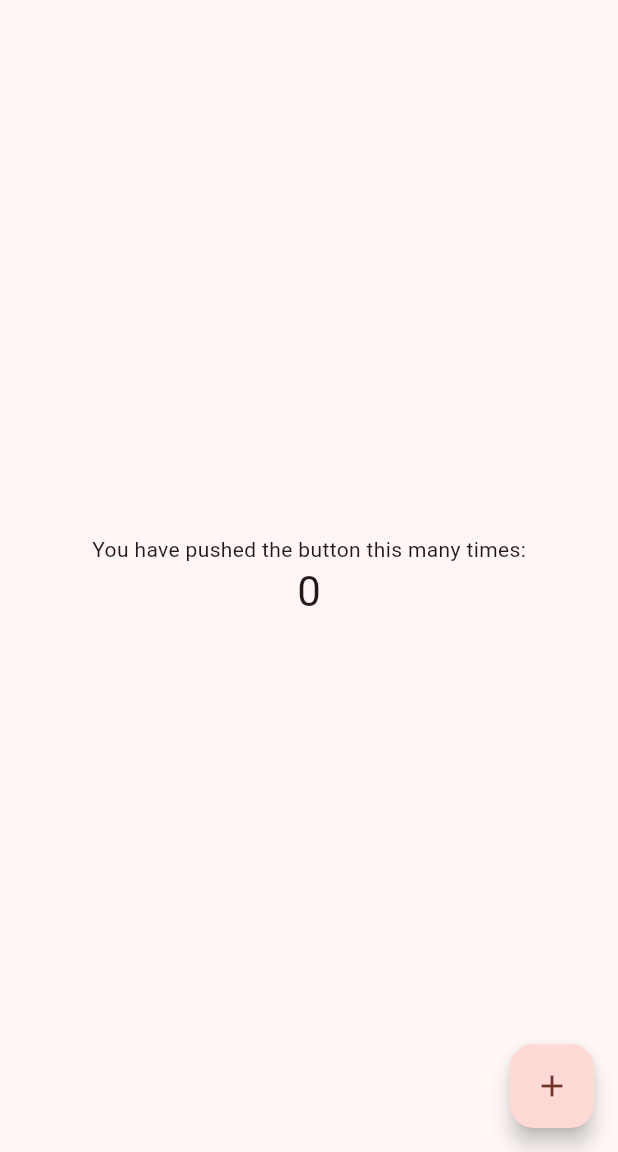
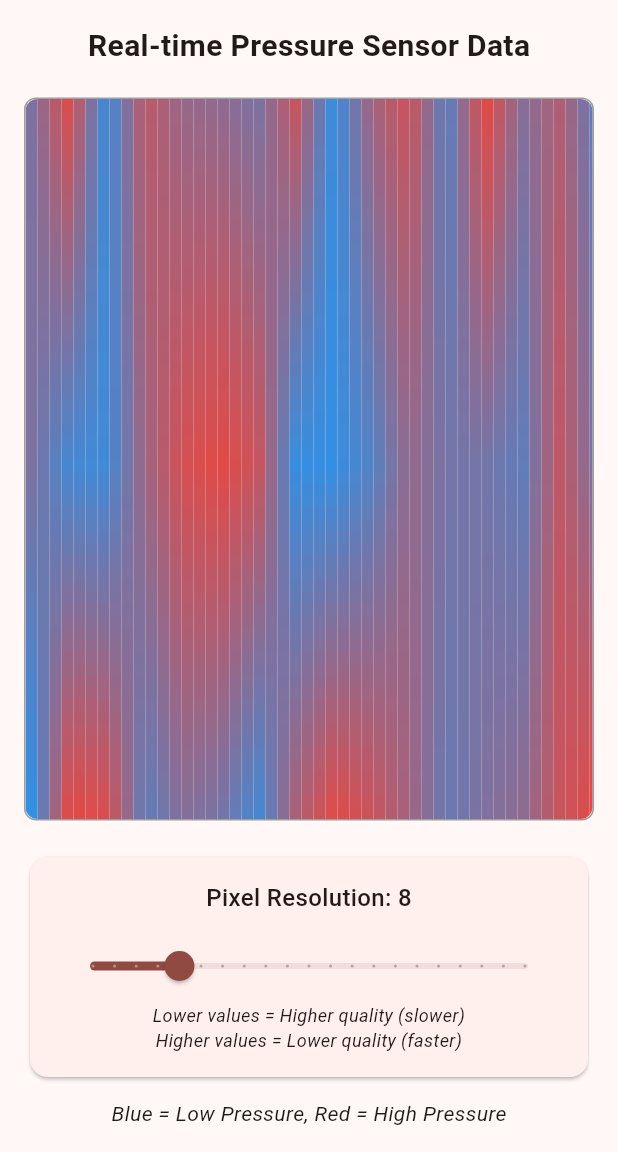
Before and after one commit to austinDL/Bjj-Choking-Assistant, a Flutter app: the screen it shows after launch, on a phone screen of 412 x 824 dp, the part 84-1236 px from its top. Run offline on Flutter 3.47's test engine with Material 3 defaults, Android fonts, the phone set to English and light mode, and no system bars.

Commit message:
have interpolated pressure profiles displayed

```diff
--- a/lib/main.dart
+++ b/lib/main.dart
@@ -1,4 +1,5 @@
 import 'package:flutter/material.dart';
+import 'pressure_readings.dart';
 
 void main() {
   runApp(const MyApp());
@@ -13,21 +14,6 @@ class MyApp extends StatelessWidget {
     return MaterialApp(
       title: 'BJJ Choker App',
       theme: ThemeData(
-        // This is the theme of your application.
-        //
-        // TRY THIS: Try running your application with "flutter run". You'll see
-        // the application has a purple toolbar. Then, without quitting the app,
-        // try changing the seedColor in the colorScheme below to Colors.green
-        // and then invoke "hot reload" (save your changes or press the "hot
-        // reload" button in a Flutter-supported IDE, or press "r" if you used
-        // the command line to start the app).
-        //
-        // Notice that the counter didn't reset back to zero; the application
-        // state is not lost during the reload. To reset the state, use hot
-        // restart instead.
-        //
-        // This works for code too, not just values: Most code changes can be
-        // tested with just a hot reload.
         colorScheme: ColorScheme.fromSeed(seedColor: Colors.red),
       ),
       home: const MyHomePage(title: 'BJJ Choker Training App'),
@@ -37,16 +23,6 @@ class MyApp extends StatelessWidget {
 
 class MyHomePage extends StatefulWidget {
   const MyHomePage({super.key, required this.title});
-
-  // This widget is the home page of your application. It is stateful, meaning
-  // that it has a State object (defined below) that contains fields that affect
-  // how it looks.
-
-  // This class is the configuration for the state. It holds the values (in this
-  // case the title) provided by the parent (in this case the App widget) and
-  // used by the build method of the State. Fields in a Widget subclass are
-  // always marked "final".
-
   final String title;
 
   @override
@@ -54,69 +30,104 @@ class MyHomePage extends StatefulWidget {
 }
 
 class _MyHomePageState extends State<MyHomePage> {
-  int _counter = 0;
+  late Stream<List<List<int>>> _pressureStream;
+  final int _numRows = 3;
+  final int _numCols = 16;
+  final int _delay = 50;
+  int pressureProfileResolution = 8;
 
-  void _incrementCounter() {
-    setState(() {
-      // This call to setState tells the Flutter framework that something has
-      // changed in this State, which causes it to rerun the build method below
-      // so that the display can reflect the updated values. If we changed
-      // _counter without calling setState(), then the build method would not be
-      // called again, and so nothing would appear to happen.
-      _counter++;
-    });
+  @override
+  void initState() {
+    super.initState();
+    _pressureStream = simulateBleData(_numRows, _numCols, delayInMilis: _delay);
   }
 
   @override
   Widget build(BuildContext context) {
-    // This method is rerun every time setState is called, for instance as done
-    // by the _incrementCounter method above.
-    //
-    // The Flutter framework has been optimized to make rerunning build methods
-    // fast, so that you can just rebuild anything that needs updating rather
-    // than having to individually change instances of widgets.
     return Scaffold(
       appBar: AppBar(
-        // TRY THIS: Try changing the color here to a specific color (to
-        // Colors.amber, perhaps?) and trigger a hot reload to see the AppBar
-        // change color while the other colors stay the same.
         backgroundColor: Theme.of(context).colorScheme.inversePrimary,
-        // Here we take the value from the MyHomePage object that was created by
-        // the App.build method, and use it to set our appbar title.
         title: Text(widget.title),
       ),
-      body: Center(
-        // Center is a layout widget. It takes a single child and positions it
-        // in the middle of the parent.
+      body: Padding(
+        padding: const EdgeInsets.all(16.0),
         child: Column(
-          // Column is also a layout widget. It takes a list of children and
-          // arranges them vertically. By default, it sizes itself to fit its
-          // children horizontally, and tries to be as tall as its parent.
-          //
-          // Column has various properties to control how it sizes itself and
-          // how it positions its children. Here we use mainAxisAlignment to
-          // center the children vertically; the main axis here is the vertical
-          // axis because Columns are vertical (the cross axis would be
-          // horizontal).
-          //
-          // TRY THIS: Invoke "debug painting" (choose the "Toggle Debug Paint"
-          // action in the IDE, or press "p" in the console), to see the
-          // wireframe for each widget.
           mainAxisAlignment: MainAxisAlignment.center,
           children: <Widget>[
-            const Text('You have pushed the button this many times:'),
-            Text(
-              '$_counter',
-              style: Theme.of(context).textTheme.headlineMedium,
+            const Text(
+              'Real-time Pressure Sensor Data',
+              style: TextStyle(fontSize: 20, fontWeight: FontWeight.bold),
+            ),
+            const SizedBox(height: 20),
+            Expanded(
+              child: StreamBuilder<List<List<int>>>(
+                stream: _pressureStream,
+                builder: (context, snapshot) {
+                  if (snapshot.hasData) {
+                    // Convert the BLE data format to a pressure grid
+                    List<List<int>> grid = convertBleDataToGrid(snapshot.data!);
+                    return Container(
+                      decoration: BoxDecoration(
+                        border: Border.all(color: Colors.grey),
+                        borderRadius: BorderRadius.circular(8),
+                      ),
+                      child: ClipRRect(
+                        borderRadius: BorderRadius.circular(8),
+                        child: CustomPaint(
+                          painter: PressurePainter(grid, resolution: pressureProfileResolution),
+                          size: Size.infinite,
+                        ),
+                      ),
+                    );
+                  } else {
+                    return const Center(
+                      child: CircularProgressIndicator(),
+                    );
+                  }
+                },
+              ),
+            ),
+            const SizedBox(height: 20),
+            // Resolution control slider
+            Card(
+              child: Padding(
+                padding: const EdgeInsets.all(16.0),
+                child: Column(
+                  children: [
+                    Text(
+                      'Pixel Resolution: ${pressureProfileResolution}',
+                      style: const TextStyle(fontSize: 16, fontWeight: FontWeight.w500),
+                    ),
+                    const SizedBox(height: 10),
+                    Slider(
+                      value: pressureProfileResolution.toDouble(),
+                      min: 4,
+                      max: 24,
+                      divisions: 20,
+                      label: pressureProfileResolution.toString(),
+                      onChanged: (double value) {
+                        setState(() {
+                          pressureProfileResolution = value.round();
+                        });
+                      },
+                    ),
+                    const Text(
+                      'Lower values = Higher quality (slower)\nHigher values = Lower quality (faster)',
+                      style: TextStyle(fontSize: 12, fontStyle: FontStyle.italic),
+                      textAlign: TextAlign.center,
+                    ),
+                  ],
+                ),
+              ),
+            ),
+            const SizedBox(height: 10),
+            const Text(
+              'Blue = Low Pressure, Red = High Pressure',
+              style: TextStyle(fontSize: 14, fontStyle: FontStyle.italic),
             ),
           ],
         ),
       ),
-      floatingActionButton: FloatingActionButton(
-        onPressed: _incrementCounter,
-        tooltip: 'Increment',
-        child: const Icon(Icons.add),
-      ), // This trailing comma makes auto-formatting nicer for build methods.
     );
   }
 }
--- a/lib/pressure_readings.dart
+++ b/lib/pressure_readings.dart
@@ -1,5 +1,8 @@
 import 'dart:async';
 import 'dart:math';
+import 'package:flutter/material.dart';
+
+final int maxPressure = 4095; // 12-bit sensor
 
 class PressureRow {
   final int row;
@@ -13,19 +16,127 @@ class PressureProfile {
   PressureProfile(this.timestamp, this.rows);
 }
 
-Stream<List<int>> simulateBleData(int numRows, int numCols) async* {
+// TODO: Replace with actual BLE data stream
+Stream<List<List<int>>> simulateBleData(int numRows, int numCols, {int delayInMilis=50}) async* {
   final rand = Random();
   while (true) {
+    List<List<int>> data = [];
     for (int r = 0; r < numRows; r++) {
       List<int> bytes = [];
       bytes.add(r); // row number
       for (int c = 0; c < numCols; c++) {
-        int pressure = rand.nextInt(4095); // 12-bit sensor
+        int pressure = rand.nextInt(maxPressure); // 12-bit sensor
         bytes.add(pressure & 0xFF);
         bytes.add((pressure >> 8) & 0xFF);
       }
-      yield bytes;
+      data.add(bytes);
     }
-    await Future.delayed(const Duration(milliseconds: 50)); // ~20fps
+    yield data;
+    await Future.delayed(Duration(milliseconds: delayInMilis)); // ~20fps
   }
 }
+
+List<List<int>> convertBleDataToGrid(List<List<int>> bleData) {
+  final int numRows = bleData.length;
+  final int numCols = bleData.isEmpty ? 0 : (bleData[0].length-1) ~/2;
+  List<List<int>> grid = List.generate(numRows,
+      (index) => List.generate(numCols, (index) => 0));
+
+  for (var rowData in bleData) {
+    if (rowData.isNotEmpty) {
+      int rowIndex = rowData[0]; // First byte is row number
+      if (rowIndex < numRows) {
+        for (int c = 0; c < numCols && (c * 2 + 2) < rowData.length; c++) {
+          // Reconstruct 12-bit value from two bytes
+          int lowByte = rowData[c * 2 + 1];
+          int highByte = rowData[c * 2 + 2];
+          int pressure = lowByte | (highByte << 8);
+          grid[rowIndex][c] = pressure;
+        }
+      }
+    }
+  }
+
+  return grid;
+}
+
+
+class PressurePainter extends CustomPainter {
+  final List<List<int>> grid;
+  final int resolution; // Controls smoothness vs performance (higher = faster)
+
+  PressurePainter(this.grid, {this.resolution = 8});
+
+  // Bilinear interpolation function
+  double interpolatePressure(double x, double y) {
+    if (grid.isEmpty || grid[0].isEmpty) return 0.0;
+
+    // Clamp coordinates to grid bounds
+    x = x.clamp(0.0, grid[0].length - 1.0);
+    y = y.clamp(0.0, grid.length - 1.0);
+
+    // Get the four surrounding grid points
+    int x1 = x.floor();
+    int y1 = y.floor();
+    int x2 = (x1 + 1).clamp(0, grid[0].length - 1);
+    int y2 = (y1 + 1).clamp(0, grid.length - 1);
+
+    // Get the fractional parts
+    double fx = x - x1;
+    double fy = y - y1;
+
+    // Get pressure values at the four corners
+    double p11 = grid[y1][x1].toDouble();
+    double p12 = grid[y2][x1].toDouble();
+    double p21 = grid[y1][x2].toDouble();
+    double p22 = grid[y2][x2].toDouble();
+
+    // Bilinear interpolation
+    double p1 = p11 * (1 - fx) + p21 * fx;  // Top edge
+    double p2 = p12 * (1 - fx) + p22 * fx;  // Bottom edge
+    double interpolated = p1 * (1 - fy) + p2 * fy;
+
+    return interpolated;
+  }
+
+  @override
+  void paint(Canvas canvas, Size size) {
+    if (grid.isEmpty || grid[0].isEmpty) return;
+
+    final paint = Paint();
+
+    // Calculate step size based on resolution
+    final stepX = resolution.toDouble();
+    final stepY = resolution.toDouble();
+
+    // Calculate scaling factors
+    final scaleX = (grid[0].length - 1) / size.width;
+    final scaleY = (grid.length - 1) / size.height;
+
+    // Render pixel by pixel with interpolation
+    for (double pixelY = 0; pixelY < size.height; pixelY += stepY) {
+      for (double pixelX = 0; pixelX < size.width; pixelX += stepX) {
+        // Convert pixel coordinates to grid coordinates
+        double gridX = pixelX * scaleX;
+        double gridY = pixelY * scaleY;
+
+        // Get interpolated pressure value
+        double pressure = interpolatePressure(gridX, gridY);
+
+        // Convert to color
+        final normalizedPressure = (pressure / maxPressure).clamp(0.0, 1.0);
+        final color = Color.lerp(Colors.blue, Colors.red, normalizedPressure)!;
+        paint.color = color;
+
+        // Draw a small rectangle for this pixel region
+        canvas.drawRect(
+          Rect.fromLTWH(pixelX, pixelY, stepX, stepY),
+          paint,
+        );
+      }
+    }
+  }
+
+  @override
+  bool shouldRepaint(covariant CustomPainter oldDelegate) => true;
+}
```
